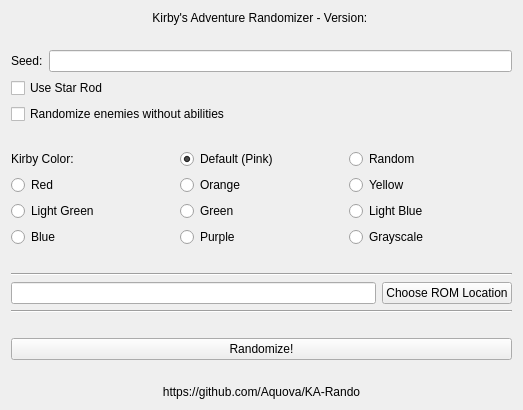
Before: the Qt Designer form Qt-Layout/mainwindow.ui in aquova/KA-Rando, drawn with Qt 5.
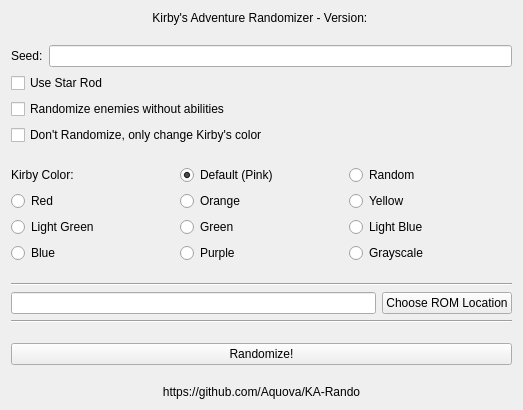
After: the same form once the commit is applied.

Commit message: Added other notes, no randomize option

What changed in the file:
```diff
--- a/Qt-Layout/mainwindow.ui
+++ b/Qt-Layout/mainwindow.ui
@@ -72,6 +72,13 @@
       </property>
      </widget>
     </item>
+    <item>
+     <widget class="QCheckBox" name="noRandoCheck">
+      <property name="text">
+       <string>Don't Randomize, only change Kirby's color</string>
+      </property>
+     </widget>
+    </item>
     <item>
      <spacer name="verticalSpacer_5">
       <property name="orientation">
```
The commit also changes 8 other files.
